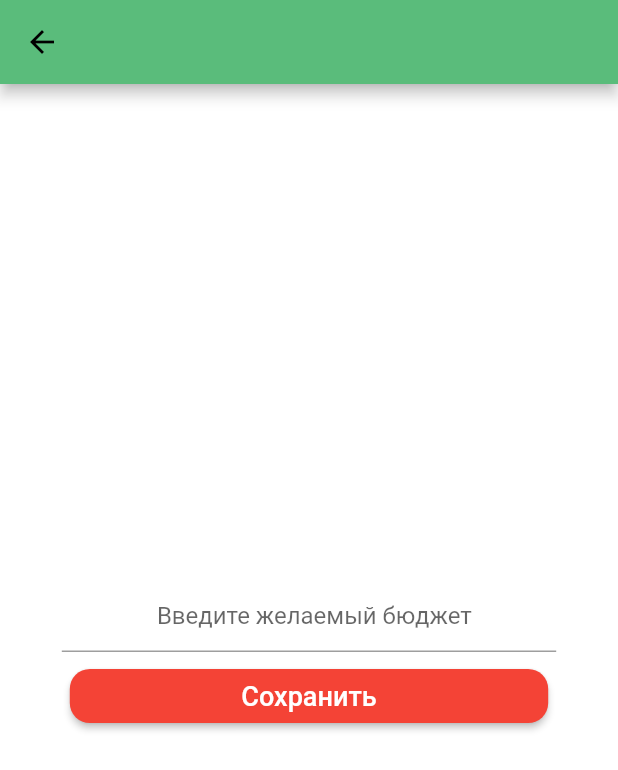
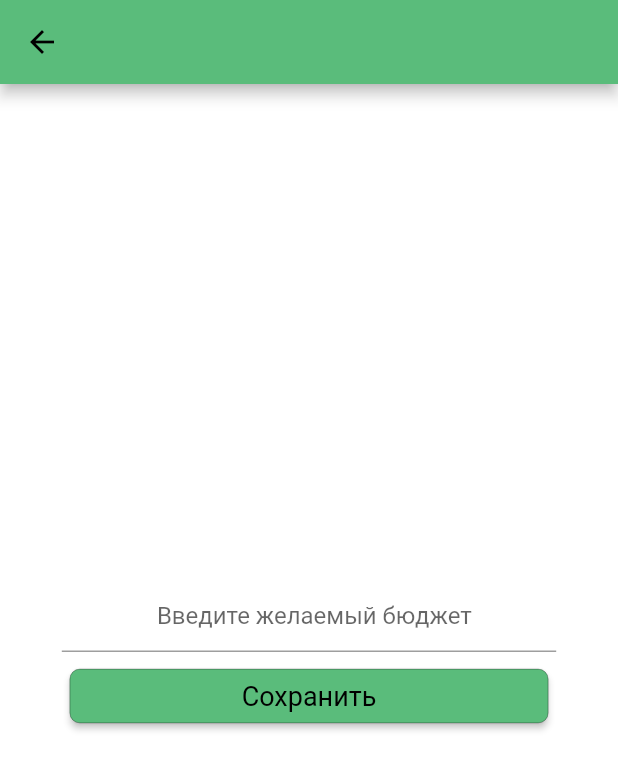
Before and after one commit to Paltsevalexandr/radency_internship, a Flutter app: the CategoryBudgetSetupView screen opened directly with empty values, on a phone screen of 412 x 824 dp. Shown: the top 770 px of the screen. Run offline on Flutter 3.47's test engine with Material 2 defaults, Android fonts, the phone set to English and light mode, and no system bars; our stand-ins replace bloc, equatable, firebase_auth, firebase_core, fl_chart, flutter_bloc and 11 more; missing offline and left inert: flutter_reorderable_list, fluttercontactpicker; accounts and stored records are empty; generated files the repository leaves out were written again.

Commit message:
Shared folder (#44)
* move modal windows to shared_components

* change stylized_elevated_button – move to shared_components/elevated_buttons; add colored button that uses default color themes

* elevated buttons – set theme color

* bottom_nav_bar; expenses_types_tabbar – set theme color

* transactions view tabbar – set theme color

* login page – use theme color

* signup page – use theme color

Co-authored-by: andrew <andrew_mokryj@ukr.net>

```diff
--- a/lib/ui/category_page/category_page_add.dart
+++ b/lib/ui/category_page/category_page_add.dart
@@ -2,6 +2,7 @@ import 'package:flutter/material.dart' hide ReorderableList;
 import 'package:flutter_bloc/flutter_bloc.dart';
 import 'package:radency_internship_project_2/blocs/settings/category/category_bloc.dart';
 import 'package:radency_internship_project_2/generated/l10n.dart';
+import 'package:radency_internship_project_2/ui/shared_components/elevated_buttons/colored_elevated_button.dart';
 import 'package:radency_internship_project_2/utils/ui_utils.dart';
 
 import '../widgets/bottom_nav_bar.dart';
@@ -47,7 +48,7 @@ class NewCategoryPage extends StatelessWidget {
                       vertical: pixelsToDP(context, 24.0),
                       horizontal: pixelsToDP(context, 12.0)),
                   child: buildCategoryEditText(context)),
-              ElevatedButton(
+              ColoredElevatedButton(
                 onPressed: () {
                   if (newCategoryName.isNotEmpty) {
                     print(nextItemId.toString());
--- /dev/null
+++ b/lib/ui/shared_components/elevated_buttons/colored_elevated_button.dart
@@ -0,0 +1,23 @@
+import 'package:flutter/material.dart';
+import 'package:radency_internship_project_2/ui/shared_components/elevated_buttons/stylized_elevated_button.dart';
+
+class ColoredElevatedButton extends StatelessWidget {
+  final Widget child;
+  final Function onPressed;
+
+  ColoredElevatedButton({@required this.child, @required this.onPressed})
+      : assert(child != null);
+
+  @override
+  Widget build(BuildContext context) {
+    final backgroundColor = Theme.of(context).accentColor;
+    final foregroundColor = Theme.of(context).colorScheme.onSecondary;
+
+    return StylizedElevatedButton(
+      child: child,
+      backgroundColor: backgroundColor,
+      foregroundColor: foregroundColor,
+      onPressed: onPressed,
+    );
+  }
+}
--- a/lib/ui/widgets/stylized_elevated_button.dart
+++ b/lib/ui/shared_components/elevated_buttons/stylized_elevated_button.dart
@@ -1,14 +1,14 @@
-
 import 'package:flutter/material.dart';
+import 'package:radency_internship_project_2/utils/styles.dart';
 import 'package:radency_internship_project_2/utils/ui_utils.dart';
 
 class StylizedElevatedButton extends StatelessWidget {
   final Widget child;
   final Color backgroundColor;
-  final Color borderColor;
+  final Color foregroundColor;
   final Function onPressed;
 
-  StylizedElevatedButton({@required this.child, @required this.backgroundColor, this.borderColor, @required this.onPressed})
+  StylizedElevatedButton({@required this.child, this.backgroundColor = Colors.white, @required this.onPressed, this.foregroundColor = Colors.black})
       : assert(child != null),
         assert(backgroundColor != null);
 
@@ -20,12 +20,16 @@ class StylizedElevatedButton extends StatelessWidget {
         child: child,
         style: ButtonStyle(
           backgroundColor: MaterialStateProperty.all<Color>(backgroundColor),
+          foregroundColor: MaterialStateProperty.all<Color>(foregroundColor),
+          textStyle: MaterialStateProperty.all<TextStyle>(
+            addTransactionElevatedButtonTitleStyle(context, foregroundColor)
+          ),
           side: MaterialStateProperty.all<BorderSide>(
-            borderColor == null ? null : BorderSide(width: pixelsToDP(context, 0.3), color: borderColor),
+            foregroundColor == null ? null : BorderSide(width: pixelsToDP(context, 0.3), color: foregroundColor),
           ),
           shape: MaterialStateProperty.all<OutlinedBorder>(
             RoundedRectangleBorder(
-              borderRadius: BorderRadius.circular(pixelsToDP(context, 20.0)),
+              borderRadius: BorderRadius.circular(pixelsToDP(context, 10.0)),
             ),
           ),
         ),
--- a/lib/ui/widgets/add_transaction_view/modals/amount_modal.dart
+++ b/lib/ui/shared_components/modals/amount_modal.dart
@@ -1,6 +1,6 @@
 import 'package:flutter/material.dart';
 import 'package:radency_internship_project_2/generated/l10n.dart';
-import 'package:radency_internship_project_2/ui/widgets/add_transaction_view/modals/base_modal.dart';
+import 'package:radency_internship_project_2/ui/shared_components/modals/base_modal.dart';
 import 'package:radency_internship_project_2/utils/ui_utils.dart';
 
 class AmountModal extends StatelessWidget{
--- a/lib/ui/widgets/add_transaction_view/widgets/show_modal.dart
+++ b/lib/ui/shared_components/modals/show_modal.dart
@@ -2,9 +2,9 @@ import 'dart:core';
 
 import 'package:flutter/material.dart';
 import 'package:modal_bottom_sheet/modal_bottom_sheet.dart';
-import 'package:radency_internship_project_2/ui/widgets/add_transaction_view/modals/account_modal.dart';
-import 'package:radency_internship_project_2/ui/widgets/add_transaction_view/modals/amount_modal.dart';
-import 'package:radency_internship_project_2/ui/widgets/add_transaction_view/modals/category_modal.dart';
+import 'package:radency_internship_project_2/ui/shared_components/modals/account_modal.dart';
+import 'package:radency_internship_project_2/ui/shared_components/modals/amount_modal.dart';
+import 'package:radency_internship_project_2/ui/shared_components/modals/category_modal.dart';
 
 enum ModalType { Account, Category, Amount }
 
--- a/lib/ui/widgets/add_transaction_view/widgets/expenses_types_tabbar.dart
+++ b/lib/ui/widgets/add_transaction_view/widgets/expenses_types_tabbar.dart
@@ -33,7 +33,7 @@ class _ExpensesTypesTabbarState extends State<ExpensesTypesTabbar> {
                 child: Text(
                   getTransactionType(element.toString().split('.').last),
                   style: regularTextStyle.copyWith(
-                    color: element == selectedTab ? null : Colors.black54,
+                    color: element == selectedTab ? Theme.of(context).accentColor : Colors.black54,
                   ),
                 ),
                 onPressed: (){
@@ -109,7 +109,7 @@ getButtonStyleMap(BuildContext context) => {
      RoundedRectangleBorder(
        borderRadius: BorderRadius.circular(pixelsToDP(context, 15)),
        side: BorderSide(
-         color: Colors.blue,
+         color: Theme.of(context).accentColor,
          width: pixelsToDP(context, 4.5),
        )
      )
--- a/lib/ui/widgets/add_transaction_view/widgets/stylized_elevated_button.dart
+++ /dev/null
@@ -1,35 +0,0 @@
-import 'package:flutter/material.dart';
-import 'package:radency_internship_project_2/utils/ui_utils.dart';
-
-class StylizedElevatedButton extends StatelessWidget {
-  final Widget child;
-  final Color backgroundColor;
-  final Color borderColor;
-  final Function onPressed;
-
-  StylizedElevatedButton({@required this.child, @required this.backgroundColor, this.borderColor, @required this.onPressed})
-      : assert(child != null),
-        assert(backgroundColor != null);
-
-  @override
-  Widget build(BuildContext context) {
-    return Padding(
-      padding: EdgeInsets.all(pixelsToDP(context, 8.0)),
-      child: ElevatedButton(
-        child: child,
-        style: ButtonStyle(
-          backgroundColor: MaterialStateProperty.all<Color>(backgroundColor),
-          side: MaterialStateProperty.all<BorderSide>(
-            borderColor == null ? null : BorderSide(width: pixelsToDP(context, 0.3), color: borderColor),
-          ),
-          shape: MaterialStateProperty.all<OutlinedBorder>(
-            RoundedRectangleBorder(
-              borderRadius: BorderRadius.circular(pixelsToDP(context, 5.0)),
-            ),
-          ),
-        ),
-        onPressed: onPressed,
-      ),
-    );
-  }
-}
--- a/lib/ui/widgets/bottom_nav_bar.dart
+++ b/lib/ui/widgets/bottom_nav_bar.dart
@@ -31,7 +31,7 @@ class BottomNavBar extends StatelessWidget {
           ],
           type: BottomNavigationBarType.fixed,
           backgroundColor: Colors.blueGrey[50],
-          selectedItemColor: Colors.blue,
+          selectedItemColor: Theme.of(context).accentColor,
           unselectedItemColor: Colors.grey,
           currentIndex: state.selectedPageIndex,
           onTap: (currentIndex) => navigationBloc.add(SelectPage(currentIndex)),
--- a/lib/ui/widgets/stats_view/tabs/budget_overview/budget_overview_tab.dart
+++ b/lib/ui/widgets/stats_view/tabs/budget_overview/budget_overview_tab.dart
@@ -4,6 +4,7 @@ import 'package:radency_internship_project_2/blocs/settings/settings_bloc.dart';
 import 'package:radency_internship_project_2/blocs/stats/budget_overview/budget_overview_bloc.dart';
 import 'package:radency_internship_project_2/generated/l10n.dart';
 import 'package:radency_internship_project_2/models/budget/monthly_category_expense.dart';
+import 'package:radency_internship_project_2/ui/shared_components/elevated_buttons/colored_elevated_button.dart';
 import 'package:radency_internship_project_2/ui/widgets/stats_view/tabs/budget_overview/widgets/budget_slider.dart';
 import 'package:radency_internship_project_2/ui/widgets/stats_view/tabs/budget_overview/widgets/expense_category_budget_card.dart';
 import 'package:radency_internship_project_2/utils/routes.dart';
@@ -108,7 +109,7 @@ class _BudgetOverviewTabState extends State<BudgetOverviewTab> {
   }
 
   Widget settingsButton() {
-    return ElevatedButton(
+    return ColoredElevatedButton(
         onPressed: () {
           Navigator.of(context).pushNamed(Routes.budgetSettings);
         },
--- a/lib/ui/widgets/stats_view/tabs/budget_overview/category_budget_setup_view.dart
+++ b/lib/ui/widgets/stats_view/tabs/budget_overview/category_budget_setup_view.dart
@@ -5,9 +5,8 @@ import 'package:radency_internship_project_2/blocs/settings/settings_bloc.dart';
 import 'package:radency_internship_project_2/blocs/stats/budget_overview/budget_overview_bloc.dart';
 import 'package:radency_internship_project_2/generated/l10n.dart';
 import 'package:radency_internship_project_2/models/budget/category_budget.dart';
-import 'package:radency_internship_project_2/ui/widgets/stylized_elevated_button.dart';
+import 'package:radency_internship_project_2/ui/shared_components/elevated_buttons/colored_elevated_button.dart';
 import 'package:radency_internship_project_2/utils/strings.dart';
-import 'package:radency_internship_project_2/utils/styles.dart';
 
 class CategoryBudgetSetupView extends StatefulWidget {
   CategoryBudgetSetupView();
@@ -42,13 +41,10 @@ class _CategoryBudgetSetupViewState extends State<CategoryBudgetSetupView> {
                 textFieldForm(),
                 Container(
                   width: MediaQuery.of(context).size.width * 0.8,
-                  child: StylizedElevatedButton(
-                      borderColor: Colors.transparent,
+                  child: ColoredElevatedButton(
                       child: Text(
                         S.current.statsBudgetSetupSaveButton,
-                        style: elevatedButtonTitleStyle(context, Colors.white),
                       ),
-                      backgroundColor: Colors.red,
                       onPressed: () {
                         _formKey.currentState.save();
 
--- a/lib/ui/widgets/transactions_view/transactions_view.dart
+++ b/lib/ui/widgets/transactions_view/transactions_view.dart
@@ -71,7 +71,7 @@ class _TransactionsViewState extends State<TransactionsView> with SingleTickerPr
             child: tabTitle(S.current.transactionsTabTitleSummary),
           ),
         ],
-        indicatorColor: Colors.red,
+        indicatorColor: Theme.of(context).accentColor,
       ),
     );
   }
--- a/lib/utils/styles.dart
+++ b/lib/utils/styles.dart
@@ -95,7 +95,7 @@ TextStyle addTransactionBottomModalSheetButtonsTextStyle(BuildContext context) {
   );
 }
 
-TextStyle addTransactionElevatedButtonTitleStyle(BuildContext context, Color titleColor) {
+TextStyle addTransactionElevatedButtonTitleStyle(BuildContext context, [Color titleColor]) {
   return TextStyle(color: titleColor, fontSize: 18);
 }
 
```
Also changed, not shown: lib/ui/login_page.dart (+6 -5 lines), lib/ui/shared_components/modals/account_modal.dart (renamed from lib/ui/widgets/add_transaction_view/modals/category_modal.dart, +13 -10 lines), lib/ui/shared_components/modals/category_modal.dart (renamed from lib/ui/widgets/add_transaction_view/modals/account_modal.dart, +10 -13 lines), lib/ui/sign_up_page.dart (+9 -3 lines), lib/ui/widgets/add_transaction_view/widgets/add_expense_form.dart (+5 -9 lines), lib/ui/widgets/add_transaction_view/widgets/add_transfer_form.dart (+5 -10 lines), lib/ui/widgets/transactions_view/tabs/summary_tab.dart (+12 -3 lines), lib/ui/shared_components/modals/base_modal.dart (renamed from lib/ui/widgets/add_transaction_view/modals/base_modal.dart).
